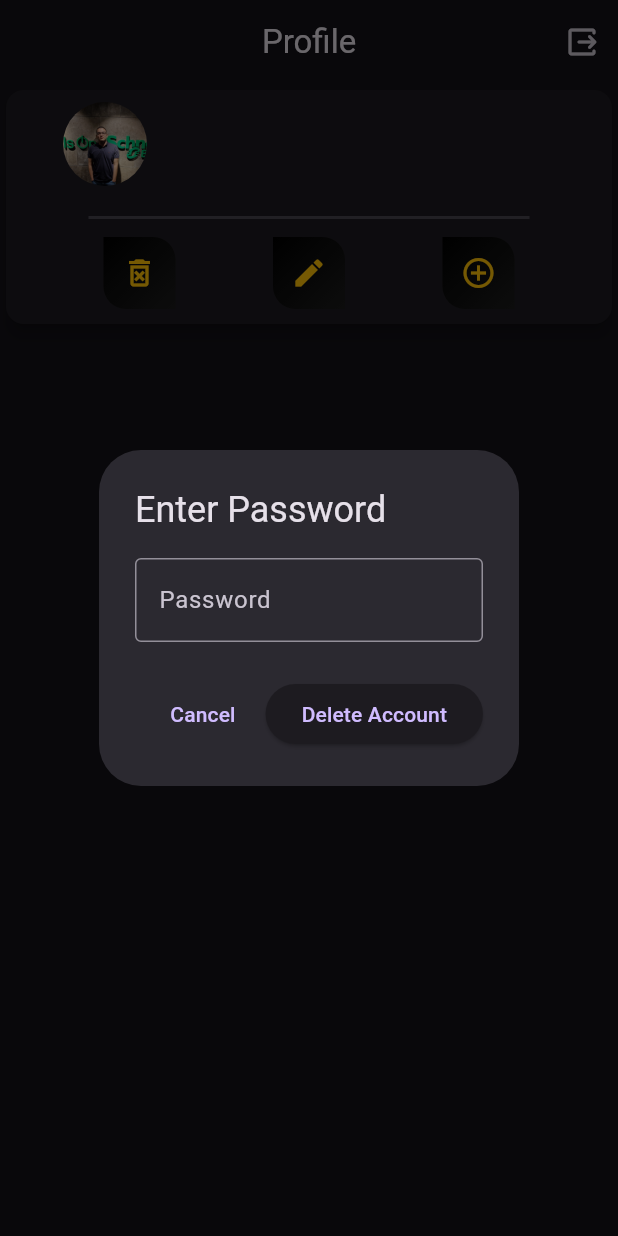
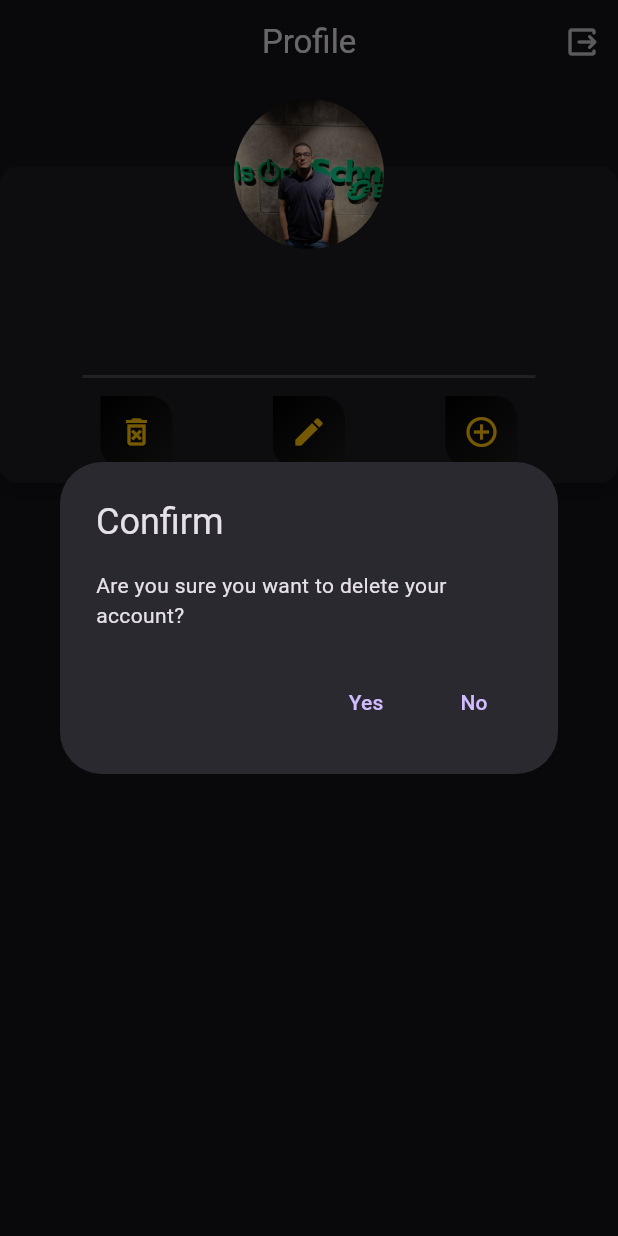
Before and after one commit to Ashrafmuhmed/SocializeMe-App, a Flutter app: the Profilescreen screen opened directly, after a tap on the "delete forever" icon, on a phone screen of 412 x 824 dp. Run offline on Flutter 3.47's test engine with Material 3 defaults, Android fonts, the phone set to English and light mode, and no system bars; drawn by our look-alikes of modal_progress_hud_nsn; our stand-ins replace bloc, cloud_firestore, firebase_auth, firebase_core, flutter_bloc, shared_preferences; accounts and stored records are empty.

Commit message:
Search tap added , working on users profiles "passing users data to their profile pages"

```diff
--- a/lib/Auth.dart
+++ b/lib/Auth.dart
@@ -1,6 +1,7 @@
 import 'package:flutter/material.dart';
 import 'package:shared_preferences/shared_preferences.dart';
 import 'package:socializeme_app/screens/CurrentUserProfileScreen.dart';
+import 'package:socializeme_app/screens/MainScreen.dart';
 import 'constants/constants.dart';
 import 'package:socializeme_app/screens/loginScreen.dart';
 
@@ -24,7 +25,7 @@ class _AuthState extends State<Auth> {
     if (logged) {
       Navigator.of(context).pop();
       Navigator.of(context).push(
-          MaterialPageRoute(builder: (context) => Profilescreen()));
+          MaterialPageRoute(builder: (context) => Mainscreen()));
     }
   }
 
--- a/lib/main.dart
+++ b/lib/main.dart
@@ -21,6 +21,7 @@ void main() async {
       ),
     ],
     child: MaterialApp(
+      debugShowCheckedModeBanner: false,
       theme: ThemeData.dark(),
       home: Auth(),
     ),
--- a/lib/screens/CurrentUserProfileScreen.dart
+++ b/lib/screens/CurrentUserProfileScreen.dart
@@ -1,16 +1,12 @@
-import 'dart:developer';
-
 import 'package:cloud_firestore/cloud_firestore.dart';
 import 'package:firebase_auth/firebase_auth.dart';
 import 'package:flutter/material.dart';
 import 'package:modal_progress_hud_nsn/modal_progress_hud_nsn.dart';
 import 'package:shared_preferences/shared_preferences.dart';
 import 'package:socializeme_app/models/userData.dart';
-import 'package:socializeme_app/screens/DeleteAccountPage.dart';
 import 'package:socializeme_app/screens/loginScreen.dart';
-import 'package:socializeme_app/services/userServices/UserServices.dart';
 import '../constants/constants.dart';
-import '../widgets/ProfileWidgets/CustomProfileButtonIcons.dart';
+import '../widgets/ProfileWidgets/UserProfilePageHead.dart';
 
 class Profilescreen extends StatefulWidget {
   const Profilescreen({super.key});
@@ -57,68 +53,7 @@ class _ProfilescreenState extends State<Profilescreen> {
                 currentUser = Userdata.json(
                     userData: snapshot.data!.data() as Map<String, dynamic>);
                 return ListView(
-                  children: [
-                    Card(
-                        elevation: 5,
-                        child: Column(
-                          children: [
-                            ListTile(
-                              leading: Container(
-                                width: 100,
-                                height: 100,
-                                decoration: const BoxDecoration(
-                                    shape: BoxShape.circle,
-                                    image: DecorationImage(
-                                        image: AssetImage(
-                                            'assets/pics/WhatsApp Image 2024-09-25 at 17.05.31_61c35a2e.jpg'),
-                                        fit: BoxFit.fitHeight)),
-                              ),
-                              subtitle: Text(
-                                currentUser!.bio,
-                                style: const TextStyle(
-                                    color: Color.fromARGB(255, 139, 139, 139)),
-                              ),
-                              title: Text(
-                                currentUser!.username,
-                                style: const TextStyle(
-                                    color: Colors.amber,
-                                    fontWeight: FontWeight.w600),
-                              ),
-                            ),
-                            const Padding(
-                              padding: EdgeInsets.symmetric(
-                                  vertical: 8.0, horizontal: 55),
-                              child: Divider(
-                                height: 10,
-                                thickness: 2,
-                              ),
-                            ),
-                            Padding(
-                              padding: EdgeInsets.only(bottom: 10),
-                              child: Row(
-                                mainAxisAlignment:
-                                    MainAxisAlignment.spaceEvenly,
-                                children: [
-                                  CustomProfileButtonIcons(
-                                    icondata: Icons.delete_forever_outlined,
-                                    onPressed: () {
-                                      showPasswordDialog();
-                                    },
-                                  ),
-                                  CustomProfileButtonIcons(
-                                    icondata: Icons.edit,
-                                    onPressed: () {},
-                                  ),
-                                  CustomProfileButtonIcons(
-                                    icondata: Icons.add_circle_outline,
-                                    onPressed: () {},
-                                  ),
-                                ],
-                              ),
-                            )
-                          ],
-                        ))
-                  ],
+                  children: [UserProfilePageHead(currentUser: currentUser!)],
                 );
               } else {
                 isLoading = true;
@@ -148,7 +83,7 @@ class _ProfilescreenState extends State<Profilescreen> {
 
         // Re-authenticate
         await user.reauthenticateWithCredential(credential);
-
+        await firestore.collection(profiles).doc(user.uid).delete();
         // Delete the user
         await user.delete();
 
--- a/lib/screens/signupScreen.dart
+++ b/lib/screens/signupScreen.dart
@@ -1,6 +1,6 @@
-import 'package:firebase_auth/firebase_auth.dart';
 import 'package:flutter/material.dart';
 import 'package:flutter_bloc/flutter_bloc.dart';
+import 'package:shared_preferences/shared_preferences.dart';
 import 'package:socializeme_app/Cubits/RegesterUserCubit/regester_user_cubit.dart';
 import 'package:socializeme_app/screens/CurrentUserProfileScreen.dart';
 import 'package:modal_progress_hud_nsn/modal_progress_hud_nsn.dart';
@@ -36,7 +36,7 @@ class _SignupscreenState extends State<Signupscreen> {
   @override
   Widget build(BuildContext context) {
     return BlocListener<RegesterUserCubit, RegesterUserState>(
-      listener: (context, state) {
+      listener: (context, state) async {
         if (state is RegesterUserLoading) {
           setState(() {
             _isLoading = true;
@@ -58,6 +58,8 @@ class _SignupscreenState extends State<Signupscreen> {
           ScaffoldMessenger.of(context).showSnackBar(
             const SnackBar(content: Text('User Registered Successfully!')),
           );
+              SharedPreferences prefs = await SharedPreferences.getInstance();
+          await prefs.setBool('isLoggedIn', true);
           Navigator.pop(context);
           Navigator.of(context).push(
               MaterialPageRoute(builder: (context) => const Profilescreen()));
--- /dev/null
+++ b/lib/widgets/ProfileWidgets/UserProfilePageHead.dart
@@ -0,0 +1,112 @@
+import 'package:flutter/material.dart';
+import 'package:socializeme_app/screens/DeleteAccountPage.dart';
+
+import '../../models/userData.dart';
+import 'CustomProfileButtonIcons.dart';
+
+class UserProfilePageHead extends StatelessWidget {
+  const UserProfilePageHead({super.key, required this.currentUser});
+  final Userdata currentUser;
+  @override
+  Widget build(BuildContext context) {
+    return Stack(
+      children: [
+        Positioned(
+          child: Card(
+              margin: EdgeInsets.only(top: 55),
+              elevation: 5,
+              child: Padding(
+                padding: const EdgeInsets.only(top: 55),
+                child: Column(
+                  children: [
+                    ListTile(
+                      subtitle: Text(
+                        currentUser.bio,
+                        style: const TextStyle(
+                            color: Color.fromARGB(255, 139, 139, 139)),
+                      ),
+                      title: Text(
+                        currentUser.username,
+                        textAlign: TextAlign.center,
+                        style: const TextStyle(
+                            color: Colors.amber, fontWeight: FontWeight.w600),
+                      ),
+                    ),
+                    const Padding(
+                      padding:
+                          EdgeInsets.symmetric(vertical: 8.0, horizontal: 55),
+                      child: Divider(
+                        height: 10,
+                        thickness: 2,
+                      ),
+                    ),
+                    Padding(
+                      padding: EdgeInsets.only(bottom: 10),
+                      child: Row(
+                        mainAxisAlignment: MainAxisAlignment.spaceEvenly,
+                        children: [
+                          CustomProfileButtonIcons(
+                            icondata: Icons.delete_forever_outlined,
+                            onPressed: () async {
+                              await showDialog(
+                                  context: context,
+                                  builder: (BuildContext context) {
+                                    return AlertDialog(
+                                      title: const Text("Confirm"),
+                                      content: const Text(
+                                          "Are you sure you want to delete your account?"),
+                                      actions: <Widget>[
+                                        TextButton(
+                                          onPressed: () {
+                                            Navigator.pop(context);
+                                            Navigator.of(context).push(
+                                                MaterialPageRoute(
+                                                    builder: (context) =>
+                                                        DeleteAccountPage()));
+                                          },
+                                          child: Text("Yes"),
+                                        ),
+                                        TextButton(
+                                          onPressed: () {
+                                            Navigator.of(context).pop(false);
+                                          },
+                                          child: Text("No"),
+                                        ),
+                                      ],
+                                    );
+                                  });
+                            },
+                          ),
+                          CustomProfileButtonIcons(
+                            icondata: Icons.edit,
+                            onPressed: () {},
+                          ),
+                          CustomProfileButtonIcons(
+                            icondata: Icons.add_circle_outline,
+                            onPressed: () {},
+                          ),
+                        ],
+                      ),
+                    )
+                  ],
+                ),
+              )),
+        ),
+        Positioned(
+          left: (MediaQuery.of(context).size.width - 100) / 2,
+          top: 10,
+          child: Container(
+            width: 100,
+            height: 100,
+            decoration: const BoxDecoration(
+                shape: BoxShape.circle,
+                image: DecorationImage(
+                    image: AssetImage(
+                        'assets/pics/WhatsApp Image 2024-09-25 at 17.05.31_61c35a2e.jpg'),
+                    fit: BoxFit.fitHeight)),
+          ),
+        ),
+      ],
+    );
+  }
+}
--- a/lib/widgets/SnackBarWidget.dart
+++ b/lib/widgets/SnackBarWidget.dart
@@ -5,7 +5,10 @@ class Snackbarwidget {
     ScaffoldMessenger.of(context).showSnackBar(SnackBar(
         content: Row(
       children: [
-        Icon(Icons.error),
+        Icon(
+          Icons.error,
+          color: Colors.amber,
+        ),
         SizedBox(
           width: 20,
         ),
```
Also changed, not shown: lib/screens/DeleteAccountPage.dart (+90 -43 lines), lib/screens/MainScreen.dart (added, +53 -0 lines), lib/screens/SearchPage.dart (added, +130 -0 lines), lib/screens/UserProfilePage.dart (added, +23 -0 lines), lib/screens/loginScreen.dart (+13 -13 lines).
